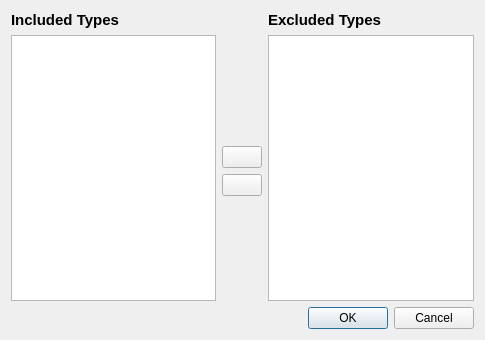
Qt form data/exclude_types.ui (SELinuxProject/setools) before a commit.
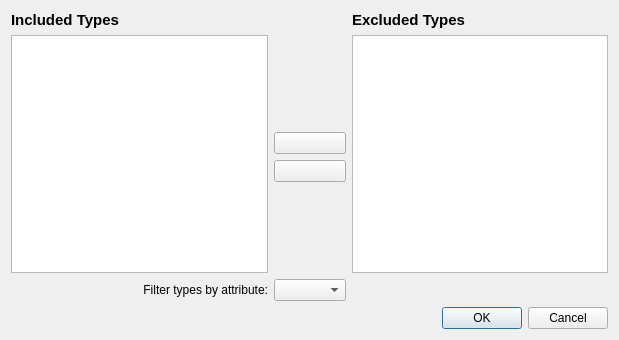
The same form after that commit. Icons and pictures are not drawn.

Commit message:
ExcludeTypes: Add combo box for filtering lists by attribute membership.
This by itself does not include/exclude types.

Closes #125

Patch:
```diff
--- a/data/exclude_types.ui
+++ b/data/exclude_types.ui
@@ -6,7 +6,7 @@
    <rect>
     <x>0</x>
     <y>0</y>
-    <width>485</width>
+    <width>619</width>
     <height>340</height>
    </rect>
   </property>
@@ -118,7 +118,7 @@
      </property>
     </spacer>
    </item>
-   <item row="5" column="2">
+   <item row="6" column="2">
     <widget class="QDialogButtonBox" name="buttonBox">
      <property name="orientation">
       <enum>Qt::Horizontal</enum>
@@ -128,6 +128,26 @@
      </property>
     </widget>
    </item>
+   <item row="5" column="1">
+    <widget class="QComboBox" name="attr">
+     <property name="maximumSize">
+      <size>
+       <width>150</width>
+       <height>16777215</height>
+      </size>
+     </property>
+    </widget>
+   </item>
+   <item row="5" column="0">
+    <widget class="QLabel" name="label_3">
+     <property name="text">
+      <string>Filter types by attribute:</string>
+     </property>
+     <property name="alignment">
+      <set>Qt::AlignRight|Qt::AlignTrailing|Qt::AlignVCenter</set>
+     </property>
+    </widget>
+   </item>
    <item row="1" column="0" rowspan="4">
     <widget class="QListView" name="included_types">
      <property name="selectionMode">
```
Left out of the diff: 2 changed lines with no effect on the pictures. The commit also changes 1 other file.
